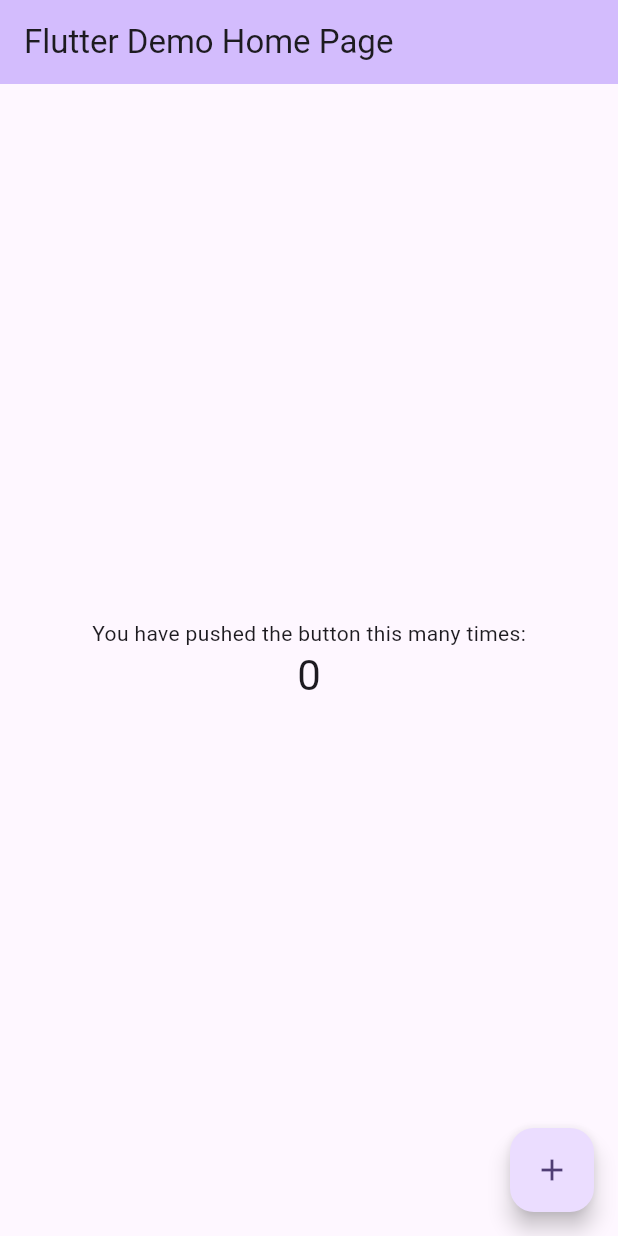
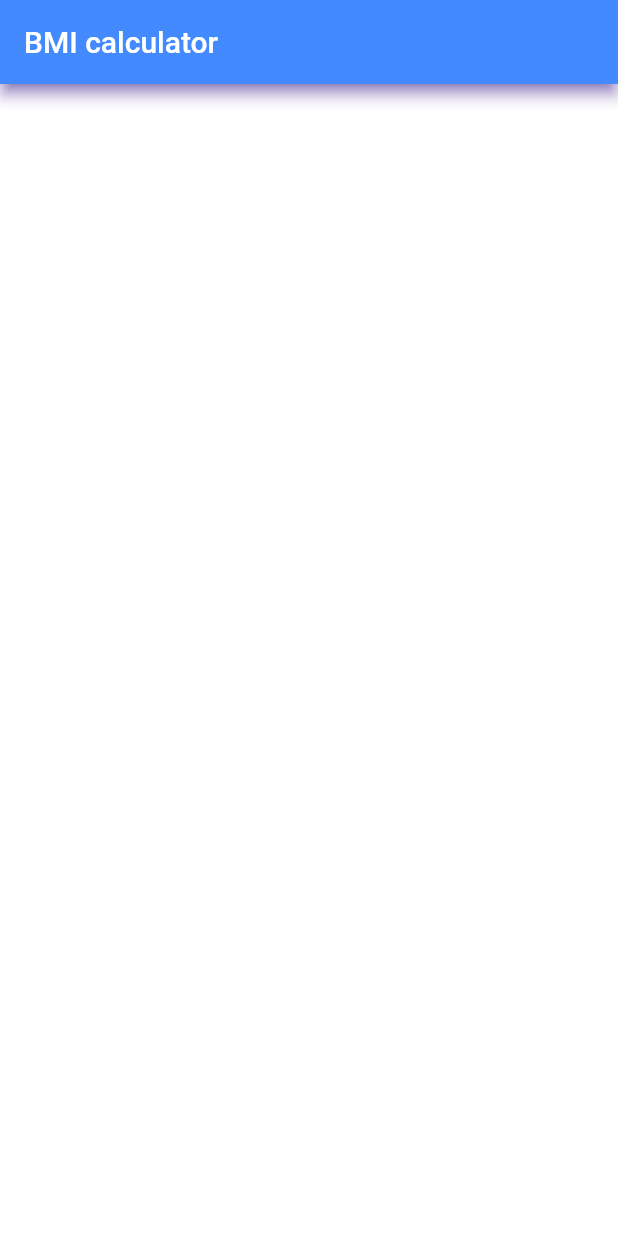
Before and after one commit to kirtijangid/BMI-calculator, a Flutter app: the screen it shows after launch, on a phone screen of 412 x 824 dp. Run offline on Flutter 3.47's test engine with Material 2 defaults, Android fonts, the phone set to English and light mode, and no system bars.

Commit message:
creating appbar

```diff
--- /dev/null
+++ b/lib/appbar.dart
@@ -0,0 +1,15 @@
+import 'package:flutter/material.dart';
+
+class Appbar extends StatelessWidget {
+  @override
+  Widget build(BuildContext context) {
+    return Scaffold(
+      backgroundColor: Colors.white,
+      appBar: AppBar(
+        backgroundColor: Colors.blueAccent,
+        shadowColor: const Color.fromARGB(255, 80, 27, 215),
+        title: const Text("BMI calculator"),
+      ),
+    );
+  }
+}
--- a/lib/main.dart
+++ b/lib/main.dart
@@ -1,4 +1,5 @@
 import 'package:flutter/material.dart';
+import 'appbar.dart';
 
 void main() {
   runApp(const MyApp());
@@ -11,115 +12,7 @@ class MyApp extends StatelessWidget {
   @override
   Widget build(BuildContext context) {
     return MaterialApp(
-      title: 'Flutter Demo',
-      theme: ThemeData(
-        // This is the theme of your application.
-        //
-        // TRY THIS: Try running your application with "flutter run". You'll see
-        // the application has a blue toolbar. Then, without quitting the app,
-        // try changing the seedColor in the colorScheme below to Colors.green
-        // and then invoke "hot reload" (save your changes or press the "hot
-        // reload" button in a Flutter-supported IDE, or press "r" if you used
-        // the command line to start the app).
-        //
-        // Notice that the counter didn't reset back to zero; the application
-        // state is not lost during the reload. To reset the state, use hot
-        // restart instead.
-        //
-        // This works for code too, not just values: Most code changes can be
-        // tested with just a hot reload.
-        colorScheme: ColorScheme.fromSeed(seedColor: Colors.deepPurple),
-        useMaterial3: true,
-      ),
-      home: const MyHomePage(title: 'Flutter Demo Home Page'),
+      home: Appbar()
     );
   }
 }
-
-class MyHomePage extends StatefulWidget {
-  const MyHomePage({super.key, required this.title});
-
-  // This widget is the home page of your application. It is stateful, meaning
-  // that it has a State object (defined below) that contains fields that affect
-  // how it looks.
-
-  // This class is the configuration for the state. It holds the values (in this
-  // case the title) provided by the parent (in this case the App widget) and
-  // used by the build method of the State. Fields in a Widget subclass are
-  // always marked "final".
-
-  final String title;
-
-  @override
-  State<MyHomePage> createState() => _MyHomePageState();
-}
-
-class _MyHomePageState extends State<MyHomePage> {
-  int _counter = 0;
-
-  void _incrementCounter() {
-    setState(() {
-      // This call to setState tells the Flutter framework that something has
-      // changed in this State, which causes it to rerun the build method below
-      // so that the display can reflect the updated values. If we changed
-      // _counter without calling setState(), then the build method would not be
-      // called again, and so nothing would appear to happen.
-      _counter++;
-    });
-  }
-
-  @override
-  Widget build(BuildContext context) {
-    // This method is rerun every time setState is called, for instance as done
-    // by the _incrementCounter method above.
-    //
-    // The Flutter framework has been optimized to make rerunning build methods
-    // fast, so that you can just rebuild anything that needs updating rather
-    // than having to individually change instances of widgets.
-    return Scaffold(
-      appBar: AppBar(
-        // TRY THIS: Try changing the color here to a specific color (to
-        // Colors.amber, perhaps?) and trigger a hot reload to see the AppBar
-        // change color while the other colors stay the same.
-        backgroundColor: Theme.of(context).colorScheme.inversePrimary,
-        // Here we take the value from the MyHomePage object that was created by
-        // the App.build method, and use it to set our appbar title.
-        title: Text(widget.title),
-      ),
-      body: Center(
-        // Center is a layout widget. It takes a single child and positions it
-        // in the middle of the parent.
-        child: Column(
-          // Column is also a layout widget. It takes a list of children and
-          // arranges them vertically. By default, it sizes itself to fit its
-          // children horizontally, and tries to be as tall as its parent.
-          //
-          // Column has various properties to control how it sizes itself and
-          // how it positions its children. Here we use mainAxisAlignment to
-          // center the children vertically; the main axis here is the vertical
-          // axis because Columns are vertical (the cross axis would be
-          // horizontal).
-          //
-          // TRY THIS: Invoke "debug painting" (choose the "Toggle Debug Paint"
-          // action in the IDE, or press "p" in the console), to see the
-          // wireframe for each widget.
-          mainAxisAlignment: MainAxisAlignment.center,
-          children: <Widget>[
-            const Text(
-              'You have pushed the button this many times:',
-            ),
-            Text(
-              '$_counter',
-              style: Theme.of(context).textTheme.headlineMedium,
-            ),
-          ],
-        ),
-      ),
-      floatingActionButton: FloatingActionButton(
-        onPressed: _incrementCounter,
-        tooltip: 'Increment',
-        child: const Icon(Icons.add),
-      ), // This trailing comma makes auto-formatting nicer for build methods.
-    );
-  }
-}
```
